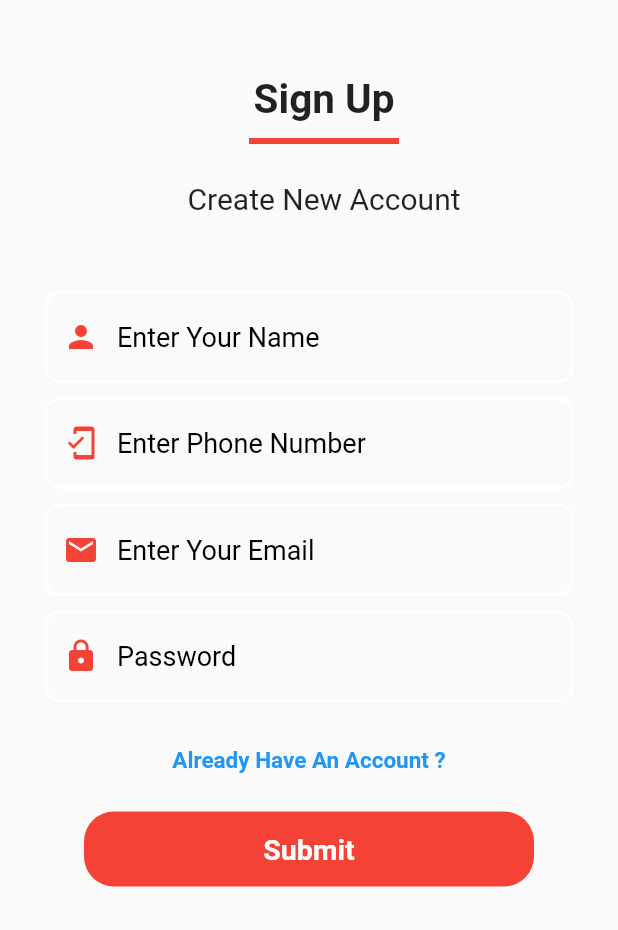
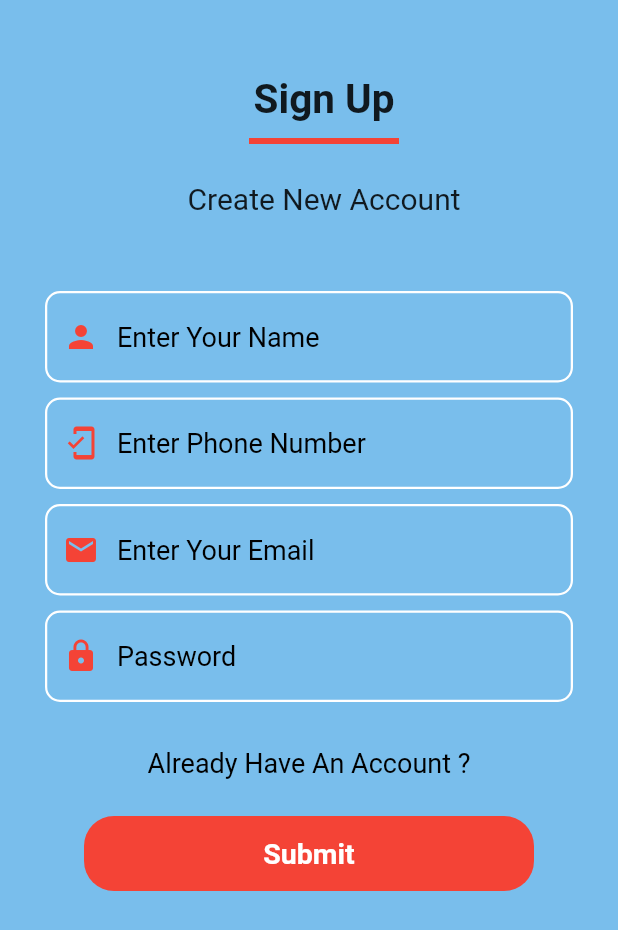
Before and after one commit to MohamadRz985/firebase_chat_app, a Flutter app: the SignUp screen opened directly, on a phone screen of 412 x 824 dp. Shown: the top 930 px of the screen. Run offline on Flutter 3.47's test engine with Material 2 defaults, Android fonts, the light colour scheme and no system bars; our stand-ins replace cloud_firestore, firebase_auth, firebase_core, shared_preferences, validators; accounts and stored records are empty.

Commit message:
Update SignUp and In UI

```diff
--- a/lib/screens/signup.dart
+++ b/lib/screens/signup.dart
@@ -26,7 +26,7 @@ class _SignUpState extends State<SignUp> {
 
   final formKey = GlobalKey<FormState>();
   bool isLoading = false;
-  //!Method for cheking validation of for  =========
+  //!Method for cheking validation of form for signUp  =========
   signMeUp() {
     if (formKey.currentState!.validate()) {
       auth
@@ -59,6 +59,7 @@ class _SignUpState extends State<SignUp> {
   @override
   Widget build(BuildContext context) {
     return Scaffold(
+      backgroundColor: mainBlueColor,
       body: isLoading
           ? const Center(child: CircularProgressIndicator())
           : SingleChildScrollView(
@@ -73,6 +74,7 @@ class _SignUpState extends State<SignUp> {
                     Container(
                       margin: const EdgeInsets.fromLTRB(30, 50, 30, 0),
                       child: TextFormField(
+                        style: largeBlackTextStyle(),
                         validator: (value) {
                           if (value!.isEmpty) {
                             return "Please Enter User Name";
@@ -94,6 +96,7 @@ class _SignUpState extends State<SignUp> {
                     Container(
                       margin: const EdgeInsets.fromLTRB(30, 10, 30, 0),
                       child: TextFormField(
+                        style: largeBlackTextStyle(),
                         validator: (value) {
                           if (value!.isEmpty) {
                             return "Please Enter Your Number";
@@ -112,7 +115,7 @@ class _SignUpState extends State<SignUp> {
                     Container(
                       margin: const EdgeInsets.fromLTRB(30, 10, 30, 0),
                       child: TextFormField(
-                        ////!use validation here
+                        style: largeBlackTextStyle(),
                         validator: (value) {
                           if (value!.isEmpty) {
                             return "Please Entere Email";
@@ -132,8 +135,7 @@ class _SignUpState extends State<SignUp> {
                       margin: const EdgeInsets.fromLTRB(30, 10, 30, 0),
                       child: TextFormField(
                         obscureText: true,
-
-                        ////!use validation here
+                        style: largeBlackTextStyle(),
                         validator: (value) {
                           if (value!.isEmpty) {
                             return "Please Enter Password";
@@ -153,13 +155,13 @@ class _SignUpState extends State<SignUp> {
                     Container(
                       margin: const EdgeInsets.only(top: 30),
                       child: InkWell(
-                        child: const Text(
-                          'Already Have An Account ?',
-                          style: TextStyle(
-                              fontSize: 15,
-                              color: Colors.blue,
-                              fontWeight: FontWeight.bold),
-                        ),
+                        child: Text('Already Have An Account ?',
+                            style: mediumBlackTextStyle()
+                            // TextStyle(
+                            //     fontSize: 15,
+                            //     color: Colors.blue,
+                            //     fontWeight: FontWeight.bold),
+                            ),
                         onTap: () {
                           widget.toggle!();
                         },
```
